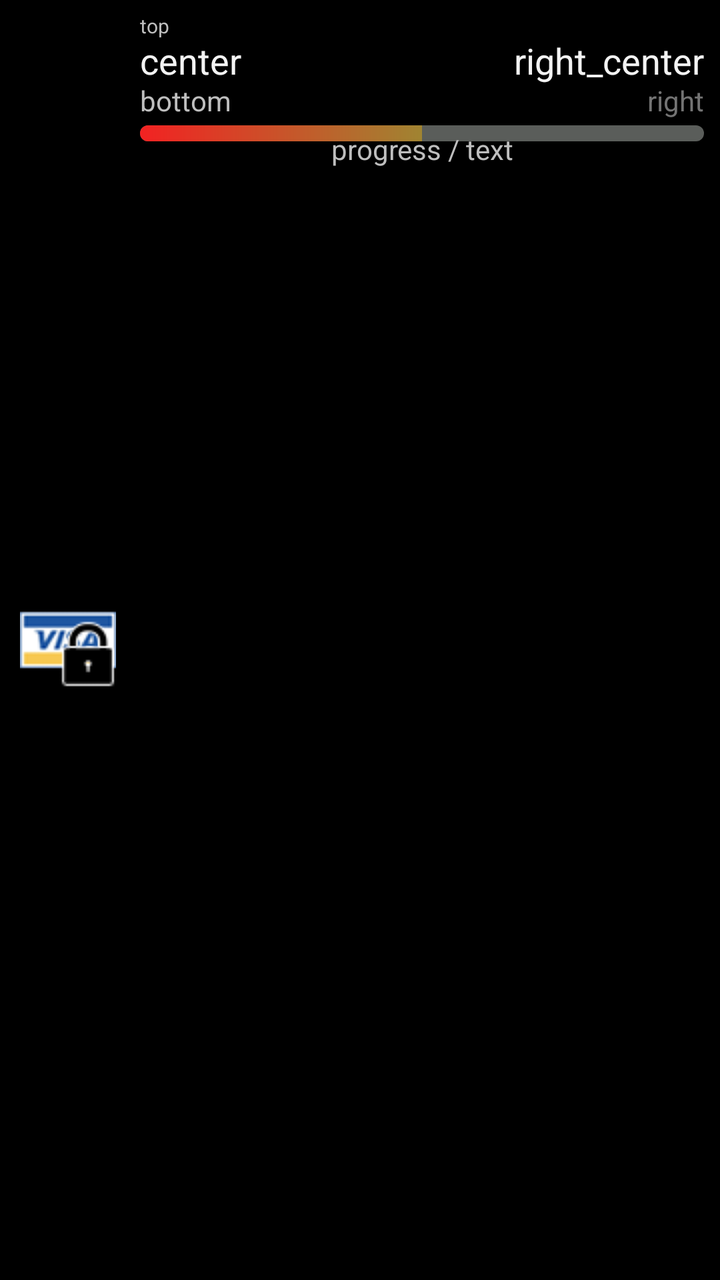
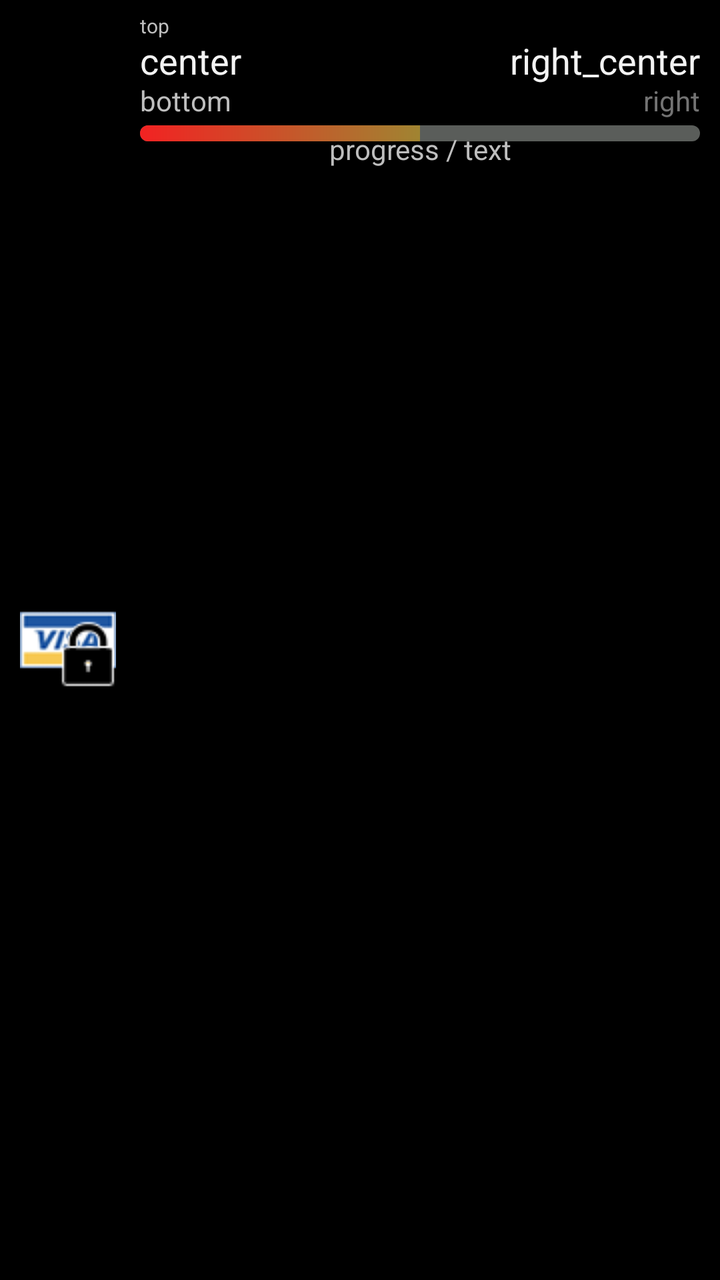

An Android layout rendered at two revisions. The XML below is the earlier revision; the diff shows what the commit changed to produce the second picture.
<!-- AndroidManifest.xml: application theme AppTheme -->
<!-- res/layout/generic_list_item_2.xml -->
<?xml version="1.0" encoding="utf-8"?>
<RelativeLayout xmlns:android="http://schemas.android.com/apk/res/android"
	android:paddingLeft="0dip" android:paddingRight="8dip"
	android:layout_height="wrap_content" android:layout_width="fill_parent">

	<ImageView android:id="@+id/icon" android:layout_width="wrap_content"
		android:layout_height="wrap_content" android:paddingLeft="10dp"
		android:paddingRight="10dp" android:src="@drawable/account_type_card_visa"
		android:layout_centerVertical="true"
		/>

	<ImageView android:id="@+id/active_icon" android:src="@drawable/icon_lock"
		android:layout_width="wrap_content" android:layout_height="wrap_content"
		android:paddingLeft="10dp" android:paddingRight="10dp"
		android:layout_centerVertical="true"
		/>

	<View android:id="@+id/divider" android:layout_width="2dp"
		android:layout_toRightOf="@id/icon" android:background="@drawable/divider_vertical_dark"
		android:layout_height="fill_parent" />

	<TextView android:layout_width="wrap_content"
		android:layout_height="wrap_content" android:singleLine="true"
		android:id="@+id/top" android:text="top" android:textSize="10sp"
		android:paddingTop="6sp" android:layout_toRightOf="@+id/divider"/>

	<LinearLayout android:layout_height="wrap_content"
		android:id="@+id/layout" android:layout_alignLeft="@id/top"
		android:layout_below="@id/top" android:layout_width="fill_parent"
		android:layout_marginTop="-2sp"
		android:layout_marginBottom="-2sp">
		<TextView android:id="@+id/center" android:text="center"
			android:singleLine="true" android:layout_width="wrap_content"
			android:layout_weight="1" android:layout_height="wrap_content"
			android:textAppearance="?android:attr/textAppearanceMedium" />
		<TextView android:id="@+id/right_center" android:layout_width="wrap_content"
			android:singleLine="true"
			android:text="right_center" android:paddingLeft="5dp"
			android:textAppearance="?android:attr/textAppearanceMedium"
			android:layout_height="fill_parent" android:gravity="bottom" />
	</LinearLayout>

	<LinearLayout android:layout_height="wrap_content"
		android:id="@+id/layout1" android:layout_width="fill_parent"
		android:layout_marginBottom="3sp" android:layout_alignLeft="@id/layout"
		android:layout_below="@id/layout">

		<TextView android:id="@+id/bottom"
			android:text="bottom"
			android:layout_width="wrap_content" android:singleLine="true"
			android:layout_height="wrap_content" android:layout_weight="1"
			android:textAppearance="@android:style/TextAppearance.Small"/>

		<TextView android:id="@+id/right"
			android:text="right"
			android:layout_width="wrap_content"
			style="@style/TextAppearance.BalanceAmount"
			android:singleLine="true" android:layout_height="wrap_content"
			android:paddingLeft="5dp" />
	</LinearLayout>

	<ProgressBar android:id="@+id/progress" android:max="100"
		android:layout_alignParentRight="true" android:layout_width="fill_parent"
		android:progress="50"
		android:layout_marginBottom="2sp"
		android:layout_height="8dp" style="@style/ProgressBarBudget" android:layout_alignLeft="@id/layout1" android:layout_below="@id/layout1"/>

	<TextView android:id="@+id/progress_text" android:text="progress / text"
		android:layout_alignParentRight="true" android:layout_width="fill_parent"
		android:gravity="center" android:textAppearance="?android:attr/textAppearanceSmall"
		android:layout_height="24dp" android:layout_alignLeft="@id/layout1" android:layout_below="@id/layout1"/>

</RelativeLayout>
<!-- resources referenced by this layout -->
<resources>
  <!-- drawable account_type_card_visa: png bitmap (drawable-mdpi, 1879 bytes) -->
  <!-- drawable divider_vertical_dark: png bitmap (drawable-mdpi, 202 bytes) -->
  <!-- drawable icon_lock: png bitmap (drawable-mdpi, 912 bytes) -->
  <style name="ProgressBarBudget" parent="@android:style/Widget.ProgressBar.Horizontal">
          <item name="android:progressDrawable">@drawable/progress_horizontal_budget</item>
          <item name="android:minHeight">12dip</item>
          <item name="android:maxHeight">12dip</item>
      </style>
  <style name="TextAppearance.BalanceAmount" parent="android:TextAppearance.Small">
          <item name="android:textColor">#737373</item>
      </style>
  <style name="AppTheme" parent="android:Theme" />
  <!-- drawable progress_horizontal_budget (drawable) -->
  <?xml version="1.0" encoding="utf-8"?>
  <layer-list xmlns:android="http://schemas.android.com/apk/res/android">
      
      <item android:id="@android:id/background">
          <shape>
              <corners android:radius="5dip" />
              <gradient
                      android:startColor="#ff5a5d5a"
                      android:centerColor="#ff5a5d5a"
                      android:centerY="0.75"
                      android:endColor="#ff5a5d5a"
                      android:angle="270"
              />
              
          </shape>
      </item>
      
      <item android:id="@android:id/secondaryProgress">
          <clip>
              <shape>
                  <corners android:radius="5dip" />
                  <gradient
                          android:startColor="#80ffd300"
                          android:centerColor="#80ffb600"
                          android:centerY="0.75"
                          android:endColor="#a0ffcb00"
                          android:angle="270"
                  />
              </shape>
          </clip>
      </item>
      
      <item android:id="@android:id/progress">
          <clip>
              <shape>
                  <corners android:radius="5dip" />
                  <gradient
                          android:startColor="#fff22222"
                          android:centerColor="#ff77b539"
                          android:centerY="0.75"
                          android:endColor="#ff39b54a"
                          android:angle="0"
                  />
              </shape>
          </clip>
      </item>
      
  </layer-list>
</resources>

<!-- the commit's change to res/layout/generic_list_item_2.xml (unified diff, before → after) -->
@@ -1,6 +1,6 @@
 <?xml version="1.0" encoding="utf-8"?>
 <RelativeLayout xmlns:android="http://schemas.android.com/apk/res/android"
-	android:paddingLeft="0dip" android:paddingRight="8dip"
+	android:paddingLeft="0dip" android:paddingRight="10dp"
 	android:layout_height="wrap_content" android:layout_width="fill_parent">
 
 	<ImageView android:id="@+id/icon" android:layout_width="wrap_content"
